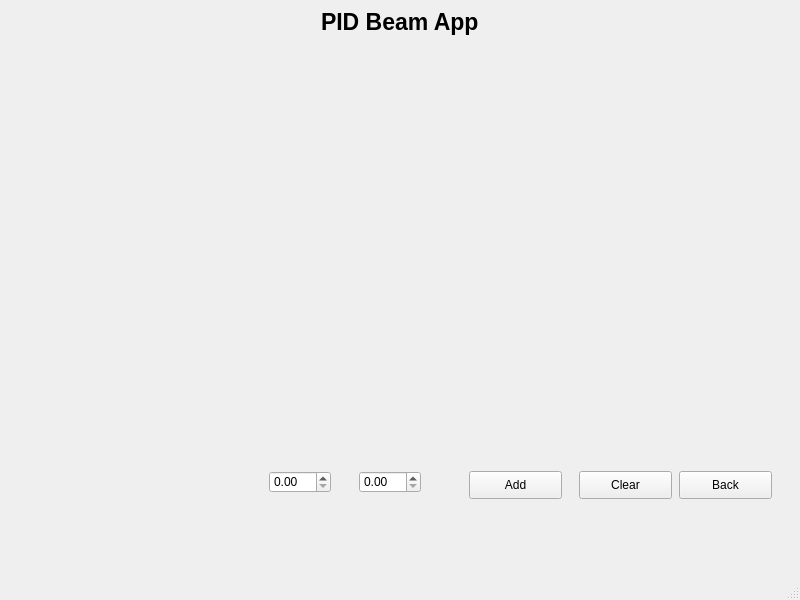
Old version of the form Simulations/QtApp/mainwindow.ui in the repository nihalsuri/Obstacle-Balancing-Control-System.
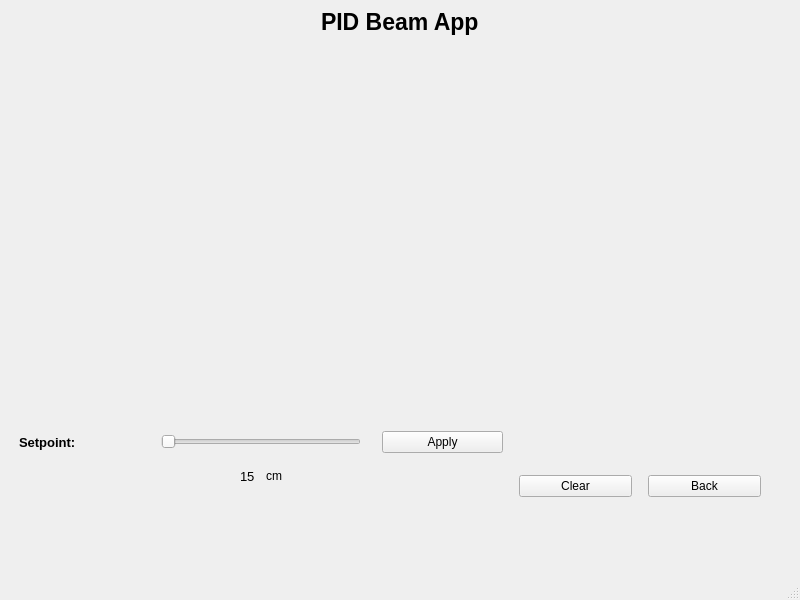
New version of the form. The open tabs and pages were chosen to show the change. Custom widgets are drawn as their Qt base class.

```diff
--- a/Simulations/QtApp/mainwindow.ui
+++ b/Simulations/QtApp/mainwindow.ui
@@ -757,74 +757,247 @@
        </layout>
       </widget>
       <widget class="QWidget" name="plotting">
-       <widget class="QCustomPlot" name="plot" native="true">
+       <widget class="QWidget" name="layoutWidget">
         <property name="geometry">
          <rect>
-          <x>110</x>
-          <y>10</y>
-          <width>561</width>
+          <x>20</x>
+          <y>20</y>
+          <width>731</width>
           <height>341</height>
          </rect>
         </property>
+        <layout class="QHBoxLayout" name="horizontalLayout_11">
+         <item>
+          <spacer name="horizontalSpacer_14">
+           <property name="orientation">
+            <enum>Qt::Horizontal</enum>
+           </property>
+           <property name="sizeType">
+            <enum>QSizePolicy::Fixed</enum>
+           </property>
+           <property name="sizeHint" stdset="0">
+            <size>
+             <width>15</width>
+             <height>20</height>
+            </size>
+           </property>
+          </spacer>
+         </item>
+         <item>
+          <widget class="QCustomPlot" name="plot" native="true"/>
+         </item>
+         <item>
+          <spacer name="horizontalSpacer_15">
+           <property name="orientation">
+            <enum>Qt::Horizontal</enum>
+           </property>
+           <property name="sizeType">
+            <enum>QSizePolicy::Fixed</enum>
+           </property>
+           <property name="sizeHint" stdset="0">
+            <size>
+             <width>15</width>
+             <height>20</height>
+            </size>
+           </property>
+          </spacer>
+         </item>
+        </layout>
        </widget>
-       <widget class="QDoubleSpinBox" name="x_doubleSpinBox">
+       <widget class="QWidget" name="layoutWidget">
         <property name="geometry">
          <rect>
-          <x>260</x>
+          <x>510</x>
           <y>430</y>
-          <width>62</width>
-          <height>22</height>
+          <width>242</width>
+          <height>30</height>
          </rect>
         </property>
+        <layout class="QHBoxLayout" name="horizontalLayout_13">
+         <item>
+          <widget class="QPushButton" name="clear_plot_button">
+           <property name="text">
+            <string>Clear</string>
+           </property>
+          </widget>
+         </item>
+         <item>
+          <spacer name="horizontalSpacer_18">
+           <property name="orientation">
+            <enum>Qt::Horizontal</enum>
+           </property>
+           <property name="sizeType">
+            <enum>QSizePolicy::Fixed</enum>
+           </property>
+           <property name="sizeHint" stdset="0">
+            <size>
+             <width>10</width>
+             <height>20</height>
+            </size>
+           </property>
+          </spacer>
+         </item>
+         <item>
+          <widget class="QPushButton" name="to_page_1_button_2">
+           <property name="text">
+            <string>Back</string>
+           </property>
+          </widget>
+         </item>
+        </layout>
        </widget>
-       <widget class="QDoubleSpinBox" name="y_doubleSpinBox_2">
+       <widget class="QWidget" name="layoutWidget">
         <property name="geometry">
          <rect>
-          <x>350</x>
-          <y>430</y>
-          <width>62</width>
-          <height>22</height>
+          <x>10</x>
+          <y>390</y>
+          <width>484</width>
+          <height>62</height>
          </rect>
         </property>
-       </widget>
-       <widget class="QPushButton" name="add_plov_val_button">
-        <property name="geometry">
-         <rect>
-          <x>460</x>
-          <y>430</y>
-          <width>93</width>
-          <height>28</height>
-         </rect>
-        </property>
-        <property name="text">
-         <string>Add</string>
-        </property>
-       </widget>
-       <widget class="QPushButton" name="clear_plot_button">
-        <property name="geometry">
-         <rect>
-          <x>570</x>
-          <y>430</y>
-          <width>93</width>
-          <height>28</height>
-         </rect>
-        </property>
-        <property name="text">
-         <string>Clear</string>
-        </property>
-       </widget>
-       <widget class="QPushButton" name="to_page_1_button_2">
-        <property name="geometry">
-         <rect>
-          <x>670</x>
-          <y>430</y>
-          <width>93</width>
-          <height>28</height>
-         </rect>
-        </property>
-        <property name="text">
-         <string>Back</string>
-        </property>
+        <layout class="QVBoxLayout" name="verticalLayout_4">
+         <item>
+          <layout class="QHBoxLayout" name="horizontalLayout_14">
+           <item>
+            <widget class="QLabel" name="label_3">
+             <property name="font">
+              <font>
+               <pointsize>10</pointsize>
+               <weight>75</weight>
+               <bold>true</bold>
+              </font>
+             </property>
+             <property name="text">
+              <string>Setpoint:</string>
+             </property>
+            </widget>
+           </item>
+           <item>
+            <spacer name="horizontalSpacer_16">
+             <property name="orientation">
+              <enum>Qt::Horizontal</enum>
+             </property>
+             <property name="sizeType">
+              <enum>QSizePolicy::Fixed</enum>
+             </property>
+             <property name="sizeHint" stdset="0">
+              <size>
+               <width>15</width>
+               <height>20</height>
+              </size>
+             </property>
+            </spacer>
+           </item>
+           <item>
+            <widget class="QSlider" name="setpointSlider">
+             <property name="sizePolicy">
+              <sizepolicy hsizetype="Minimum" vsizetype="Fixed">
+               <horstretch>0</horstretch>
+               <verstretch>0</verstretch>
+              </sizepolicy>
+             </property>
+             <property name="minimumSize">
+              <size>
+               <width>200</width>
+               <height>0</height>
+              </size>
+             </property>
+             <property name="orientation">
+              <enum>Qt::Horizontal</enum>
+             </property>
+            </widget>
+           </item>
+           <item>
+            <spacer name="horizontalSpacer_17">
+             <property name="orientation">
+              <enum>Qt::Horizontal</enum>
+             </property>
+             <property name="sizeType">
+              <enum>QSizePolicy::Fixed</enum>
+             </property>
+             <property name="sizeHint" stdset="0">
+              <size>
+               <width>15</width>
+               <height>20</height>
+              </size>
+             </property>
+            </spacer>
+           </item>
+           <item>
+            <widget class="QPushButton" name="pushButton_3">
+             <property name="text">
+              <string>Apply</string>
+             </property>
+            </widget>
+           </item>
+          </layout>
+         </item>
+         <item>
+          <layout class="QHBoxLayout" name="horizontalLayout_12">
+           <item>
+            <spacer name="horizontalSpacer_20">
+             <property name="orientation">
+              <enum>Qt::Horizontal</enum>
+             </property>
+             <property name="sizeHint" stdset="0">
+              <size>
+               <width>40</width>
+               <height>20</height>
+              </size>
+             </property>
+            </spacer>
+           </item>
+           <item>
+            <widget class="QLabel" name="setpoint_val_label">
+             <property name="font">
+              <font>
+               <pointsize>10</pointsize>
+              </font>
+             </property>
+             <property name="text">
+              <string>15</string>
+             </property>
+            </widget>
+           </item>
+           <item>
+            <spacer name="horizontalSpacer_19">
+             <property name="orientation">
+              <enum>Qt::Horizontal</enum>
+             </property>
+             <property name="sizeType">
+              <enum>QSizePolicy::Fixed</enum>
+             </property>
+             <property name="sizeHint" stdset="0">
+              <size>
+               <width>5</width>
+               <height>20</height>
+              </size>
+             </property>
+            </spacer>
+           </item>
+           <item>
+            <widget class="QLabel" name="label_5">
+             <property name="text">
+              <string>cm</string>
+             </property>
+            </widget>
+           </item>
+           <item>
+            <spacer name="horizontalSpacer_21">
+             <property name="orientation">
+              <enum>Qt::Horizontal</enum>
+             </property>
+             <property name="sizeHint" stdset="0">
+              <size>
+               <width>40</width>
+               <height>20</height>
+              </size>
+             </property>
+            </spacer>
+           </item>
+          </layout>
+         </item>
+        </layout>
        </widget>
       </widget>
      </widget>
```
Left out of the diff: 8 changed lines with no effect on the pictures.
